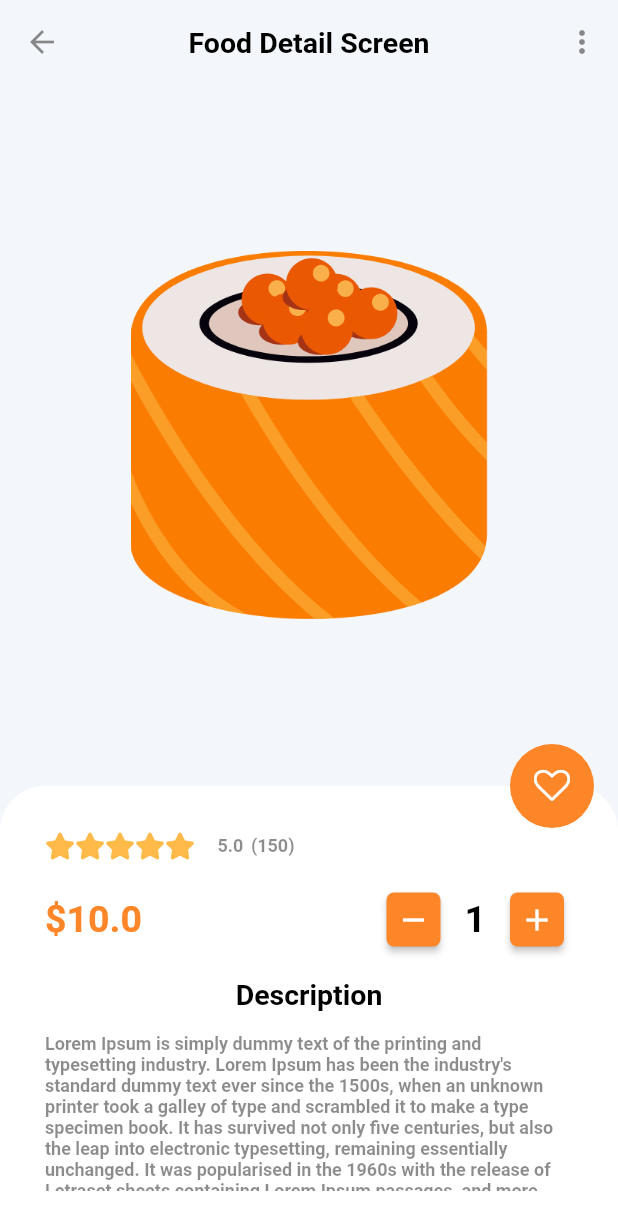
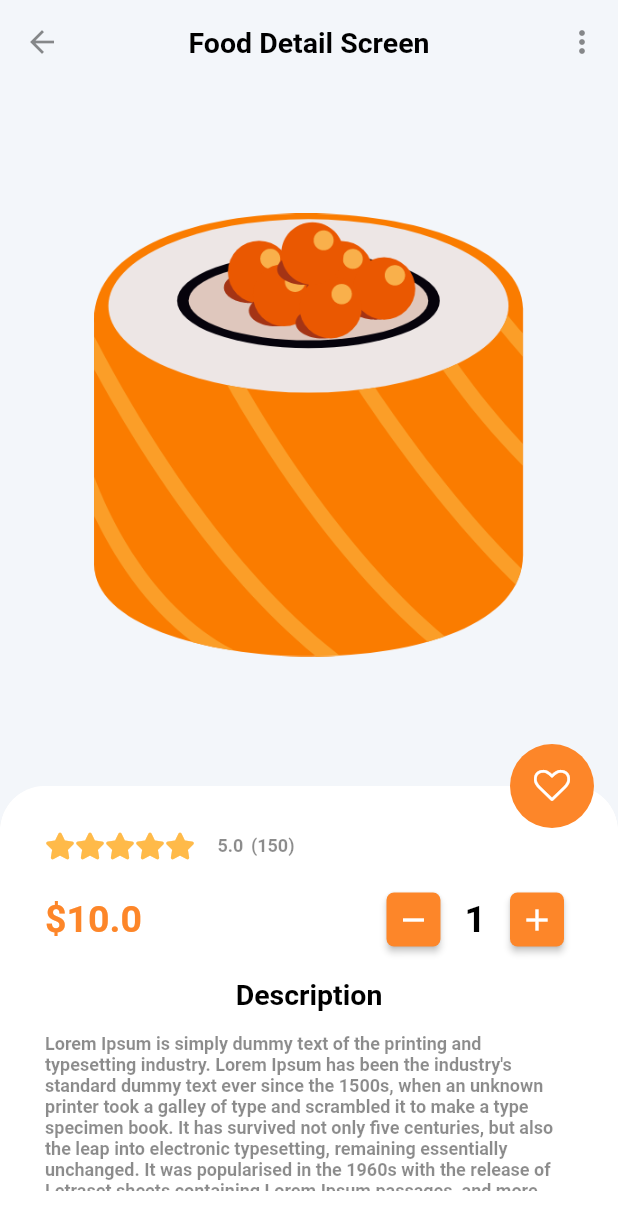
Before and after one commit to BekirovaMavile/Flutter_JapanEat, a Flutter app: the FoodDetail screen opened directly, on a phone screen of 412 x 824 dp. Shown: the top 1230 px of the screen. Run offline on Flutter 3.47's test engine with Material 2 defaults, Android fonts, the phone set to English and light mode, and no system bars; drawn by our look-alikes of flutter_rating_bar; our stand-ins replace badges, font_awesome_flutter.

Commit message:
Явная анимация

```diff
--- a/lib/ui/extension/app_extension.dart
+++ b/lib/ui/extension/app_extension.dart
@@ -10,4 +10,5 @@ extension WidgetExtension on Widget {
   Widget get scaleImplicitAnimation => ScaleTweenAnimationsBuilder(
     child: this,
   );
+  Widget get explicitAnimation => ExplicitAnimation(child: this);
 }
--- a/lib/ui/screens/food_detail_screen.dart
+++ b/lib/ui/screens/food_detail_screen.dart
@@ -98,9 +98,9 @@ class FoodDetailState extends State<FoodDetail> {
     return Scaffold(
         appBar: _appBar(context),
         body: Center(
-                // child: ScaleTweenAnimationsBuilder(
-                      child: Image.asset(food.image, scale: 2).scaleImplicitAnimation,
-                    // ),
+                child: ExplicitAnimation(
+                      child: Image.asset(food.image, width: 250).explicitAnimation,
+                    ),
                 ),
         floatingActionButton: _floatingActionButton(),
         bottomNavigationBar: _bottomAppBar(),
--- a/lib/ui/widgets/animations/_animations.dart
+++ b/lib/ui/widgets/animations/_animations.dart
@@ -1 +1,2 @@
 export 'scale_tween_builder_animation.dart';
+export 'explicit_animation.dart';
--- /dev/null
+++ b/lib/ui/widgets/animations/explicit_animation.dart
@@ -0,0 +1,45 @@
+import 'package:flutter/material.dart';
+class ExplicitAnimation extends StatefulWidget {
+  const ExplicitAnimation({Key? key, required this.child}) : super(key: key);
+  final Widget child;
+
+  @override
+  State<ExplicitAnimation> createState() => _ExplicitAnimationState();
+}
+
+class _ExplicitAnimationState extends State<ExplicitAnimation> with SingleTickerProviderStateMixin {
+  late AnimationController controller;
+  late Animation<double> animation;
+
+  @override
+  void initState(){
+    super.initState();
+    controller = AnimationController(duration: const Duration(seconds: 2), vsync: this);
+    animation = Tween<double>(begin: 0, end: 300).animate(CurvedAnimation(parent: controller, curve: Curves.bounceOut));
+    // animation = Tween<double>(begin: 0, end: 300).animate(CurvedAnimation(parent: controller, curve: Curves.bounceOut))
+    // ..addListener(() {setState(() {
+    // });
+    // });
+    controller.forward();
+  }
+
+  @override
+  Widget build(BuildContext context) {
+    return AnimatedBuilder(
+      animation: animation,
+      builder: (_, __) {
+        return SizedBox(
+          width: animation.value,
+          height: animation.value,
+          child: widget.child,
+        );
+      },
+    );
+  }
+
+  @override
+  void dispose(){
+    controller.dispose();
+    super.dispose();
+  }
+}
```
